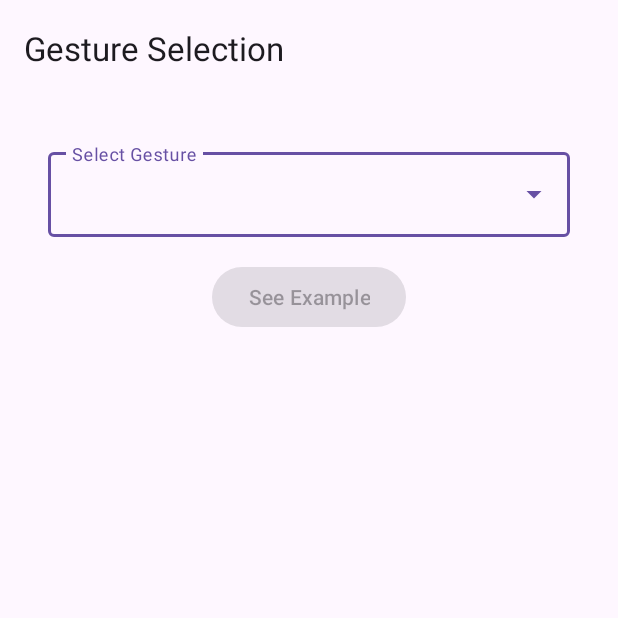
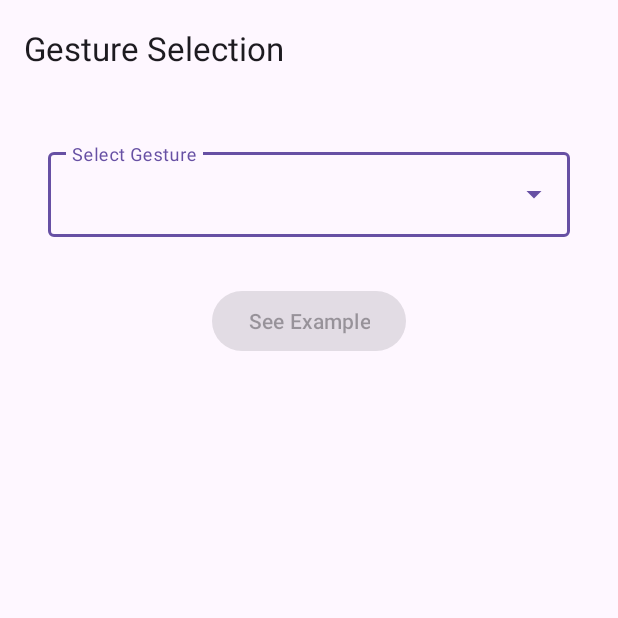
Before and after one commit to rtharston/CSE535-SmartHomeGestures, an Android app: the screen it shows after launch (MainActivity), on a phone screen of 412 x 824 dp, the top half of it. Run offline under Robolectric (Android 15) with nearby library versions, the phone set to English and light mode, and no system bars; our stand-ins replace navigation-ui.

Commit message:
spinner to menu fix

```diff
--- a/app/src/main/res/layout/fragment_gesture_select.xml
+++ b/app/src/main/res/layout/fragment_gesture_select.xml
@@ -45,6 +45,6 @@
             app:layout_constraintBottom_toBottomOf="parent"
             app:layout_constraintEnd_toEndOf="parent"
             app:layout_constraintStart_toStartOf="parent"
-            app:layout_constraintTop_toBottomOf="@+id/gesture_select_spinner" />
+            app:layout_constraintTop_toBottomOf="@+id/gesture_select_menu" />
     </androidx.constraintlayout.widget.ConstraintLayout>
 </androidx.core.widget.NestedScrollView>
```
